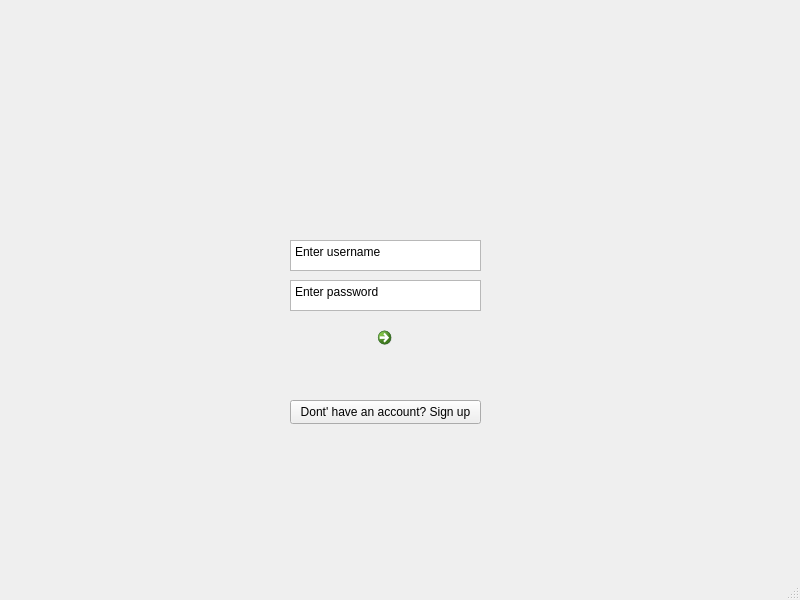
Before: the Qt Designer form code/loginwindow.ui in fmarque/Smart-Wardrobe-Organizer, drawn with Qt 5.
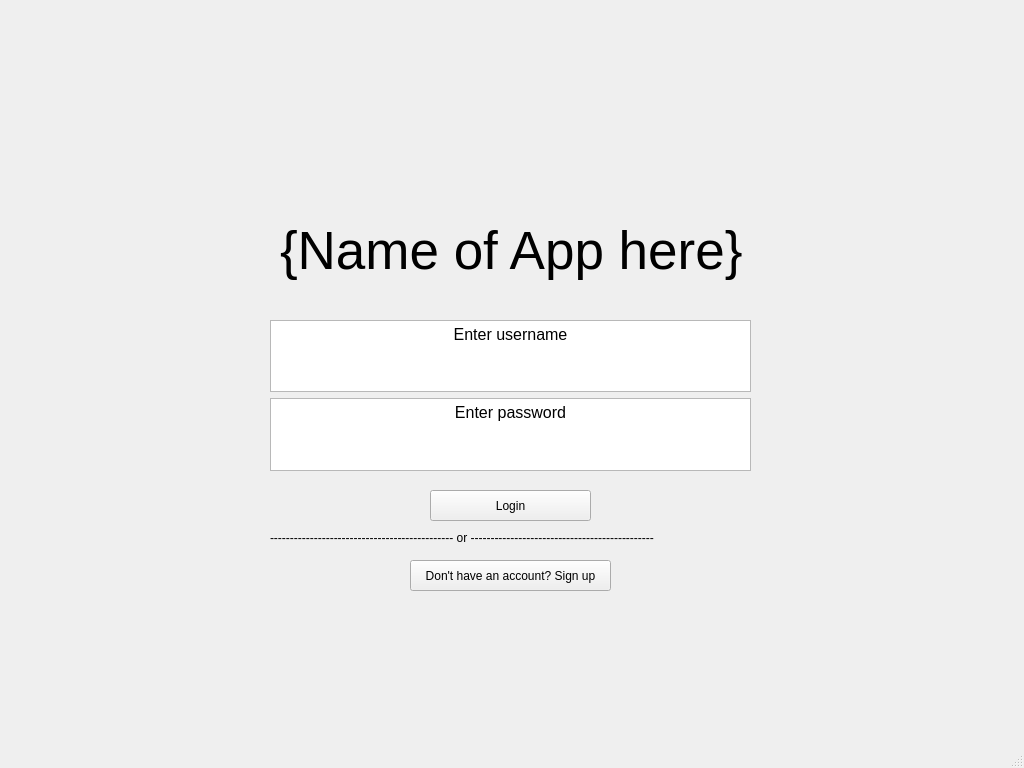
After: the same form once the commit is applied.

Commit message: fixed loginWindow base UI, made clothingItems and savedOutfits windows base UI

```diff
--- a/code/loginwindow.ui
+++ b/code/loginwindow.ui
@@ -6,96 +6,111 @@
    <rect>
     <x>0</x>
     <y>0</y>
-    <width>800</width>
-    <height>600</height>
+    <width>1024</width>
+    <height>768</height>
    </rect>
   </property>
   <property name="windowTitle">
    <string>MainWindow</string>
   </property>
   <widget class="QWidget" name="centralwidget">
-   <widget class="QPushButton" name="pushButton_2">
+   <widget class="QWidget" name="verticalLayoutWidget">
     <property name="geometry">
      <rect>
-      <x>290</x>
-      <y>400</y>
-      <width>191</width>
-      <height>24</height>
-     </rect>
-    </property>
-    <property name="text">
-     <string>Dont' have an account? Sign up</string>
-    </property>
-   </widget>
-   <widget class="QTextEdit" name="textEdit">
-    <property name="geometry">
-     <rect>
-      <x>290</x>
-      <y>240</y>
-      <width>191</width>
-      <height>31</height>
-     </rect>
-    </property>
-    <property name="html">
-     <string>&lt;!DOCTYPE HTML PUBLIC &quot;-//W3C//DTD HTML 4.0//EN&quot; &quot;http://www.w3.org/TR/REC-html40/strict.dtd&quot;&gt;
-&lt;html&gt;&lt;head&gt;&lt;meta name=&quot;qrichtext&quot; content=&quot;1&quot; /&gt;&lt;meta charset=&quot;utf-8&quot; /&gt;&lt;style type=&quot;text/css&quot;&gt;
-p, li { white-space: pre-wrap; }
-hr { height: 1px; border-width: 0; }
-li.unchecked::marker { content: &quot;\2610&quot;; }
-li.checked::marker { content: &quot;\2612&quot;; }
-&lt;/style&gt;&lt;/head&gt;&lt;body style=&quot; font-family:'Segoe UI'; font-size:9pt; font-weight:400; font-style:normal;&quot;&gt;
-&lt;p style=&quot; margin-top:0px; margin-bottom:0px; margin-left:0px; margin-right:0px; -qt-block-indent:0; text-indent:0px;&quot;&gt;Enter username&lt;/p&gt;&lt;/body&gt;&lt;/html&gt;</string>
-    </property>
-   </widget>
-   <widget class="QTextEdit" name="textEdit_2">
-    <property name="geometry">
-     <rect>
-      <x>290</x>
-      <y>280</y>
-      <width>191</width>
-      <height>31</height>
-     </rect>
-    </property>
-    <property name="html">
-     <string>&lt;!DOCTYPE HTML PUBLIC &quot;-//W3C//DTD HTML 4.0//EN&quot; &quot;http://www.w3.org/TR/REC-html40/strict.dtd&quot;&gt;
-&lt;html&gt;&lt;head&gt;&lt;meta name=&quot;qrichtext&quot; content=&quot;1&quot; /&gt;&lt;meta charset=&quot;utf-8&quot; /&gt;&lt;style type=&quot;text/css&quot;&gt;
-p, li { white-space: pre-wrap; }
-hr { height: 1px; border-width: 0; }
-li.unchecked::marker { content: &quot;\2610&quot;; }
-li.checked::marker { content: &quot;\2612&quot;; }
-&lt;/style&gt;&lt;/head&gt;&lt;body style=&quot; font-family:'Segoe UI'; font-size:9pt; font-weight:400; font-style:normal;&quot;&gt;
-&lt;p style=&quot; margin-top:0px; margin-bottom:0px; margin-left:0px; margin-right:0px; -qt-block-indent:0; text-indent:0px;&quot;&gt;Enter password&lt;/p&gt;&lt;/body&gt;&lt;/html&gt;</string>
-    </property>
-   </widget>
-   <widget class="QCommandLinkButton" name="commandLinkButton">
-    <property name="geometry">
-     <rect>
-      <x>370</x>
+      <x>270</x>
       <y>320</y>
-      <width>41</width>
-      <height>41</height>
+      <width>481</width>
+      <height>151</height>
      </rect>
     </property>
+    <layout class="QVBoxLayout" name="enterInfoLayout">
+     <item>
+      <widget class="QTextEdit" name="enterUser_textEdit">
+       <property name="html">
+        <string>&lt;!DOCTYPE HTML PUBLIC &quot;-//W3C//DTD HTML 4.0//EN&quot; &quot;http://www.w3.org/TR/REC-html40/strict.dtd&quot;&gt;
+&lt;html&gt;&lt;head&gt;&lt;meta name=&quot;qrichtext&quot; content=&quot;1&quot; /&gt;&lt;meta charset=&quot;utf-8&quot; /&gt;&lt;style type=&quot;text/css&quot;&gt;
+p, li { white-space: pre-wrap; }
+hr { height: 1px; border-width: 0; }
+li.unchecked::marker { content: &quot;\2610&quot;; }
+li.checked::marker { content: &quot;\2612&quot;; }
+&lt;/style&gt;&lt;/head&gt;&lt;body style=&quot; font-family:'Segoe UI'; font-size:9pt; font-weight:400; font-style:normal;&quot;&gt;
+&lt;p align=&quot;center&quot; style=&quot; margin-top:0px; margin-bottom:0px; margin-left:0px; margin-right:0px; -qt-block-indent:0; text-indent:0px;&quot;&gt;&lt;span style=&quot; font-size:12pt;&quot;&gt;Enter username&lt;/span&gt;&lt;/p&gt;&lt;/body&gt;&lt;/html&gt;</string>
+       </property>
+      </widget>
+     </item>
+     <item>
+      <widget class="QTextEdit" name="enterPw_textEdit">
+       <property name="html">
+        <string>&lt;!DOCTYPE HTML PUBLIC &quot;-//W3C//DTD HTML 4.0//EN&quot; &quot;http://www.w3.org/TR/REC-html40/strict.dtd&quot;&gt;
+&lt;html&gt;&lt;head&gt;&lt;meta name=&quot;qrichtext&quot; content=&quot;1&quot; /&gt;&lt;meta charset=&quot;utf-8&quot; /&gt;&lt;style type=&quot;text/css&quot;&gt;
+p, li { white-space: pre-wrap; }
+hr { height: 1px; border-width: 0; }
+li.unchecked::marker { content: &quot;\2610&quot;; }
+li.checked::marker { content: &quot;\2612&quot;; }
+&lt;/style&gt;&lt;/head&gt;&lt;body style=&quot; font-family:'Segoe UI'; font-size:9pt; font-weight:400; font-style:normal;&quot;&gt;
+&lt;p align=&quot;center&quot; style=&quot; margin-top:0px; margin-bottom:0px; margin-left:0px; margin-right:0px; -qt-block-indent:0; text-indent:0px;&quot;&gt;&lt;span style=&quot; font-size:12pt;&quot;&gt;Enter password&lt;/span&gt;&lt;/p&gt;&lt;/body&gt;&lt;/html&gt;</string>
+       </property>
+      </widget>
+     </item>
+    </layout>
+   </widget>
+   <widget class="QPushButton" name="signup_button">
+    <property name="geometry">
+     <rect>
+      <x>410</x>
+      <y>560</y>
+      <width>201</width>
+      <height>31</height>
+     </rect>
+    </property>
     <property name="text">
-     <string/>
+     <string>Don't have an account? Sign up</string>
     </property>
    </widget>
-   <widget class="QFrame" name="verticalFrame">
+   <widget class="QPushButton" name="login_button">
     <property name="geometry">
      <rect>
-      <x>0</x>
-      <y>90</y>
-      <width>801</width>
-      <height>381</height>
+      <x>430</x>
+      <y>490</y>
+      <width>161</width>
+      <height>31</height>
      </rect>
     </property>
-    <layout class="QVBoxLayout" name="verticalLayout_2"/>
+    <property name="text">
+     <string>Login</string>
+    </property>
    </widget>
-   <zorder>verticalFrame</zorder>
-   <zorder>commandLinkButton</zorder>
-   <zorder>pushButton_2</zorder>
-   <zorder>textEdit</zorder>
-   <zorder>textEdit_2</zorder>
+   <widget class="QLabel" name="dividerLabel">
+    <property name="geometry">
+     <rect>
+      <x>270</x>
+      <y>530</y>
+      <width>511</width>
+      <height>16</height>
+     </rect>
+    </property>
+    <property name="text">
+     <string>---------------------------------------------- or ----------------------------------------------</string>
+    </property>
+   </widget>
+   <widget class="QLabel" name="pageLabel">
+    <property name="geometry">
+     <rect>
+      <x>280</x>
+      <y>220</y>
+      <width>491</width>
+      <height>61</height>
+     </rect>
+    </property>
+    <property name="font">
+     <font>
+      <pointsize>40</pointsize>
+     </font>
+    </property>
+    <property name="text">
+     <string>{Name of App here}</string>
+    </property>
+   </widget>
   </widget>
   <widget class="QMenuBar" name="menubar">
    <property name="geometry">
```
Left out of the diff: 4 changed lines with no effect on the pictures. The commit also changes 16 other files.
